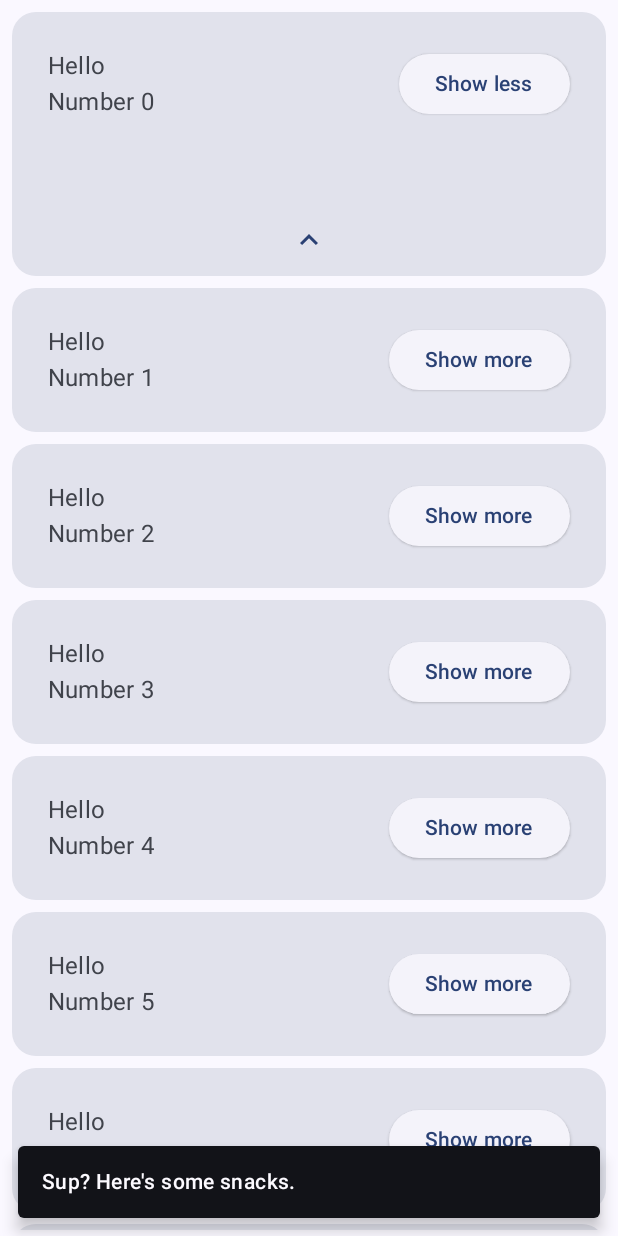
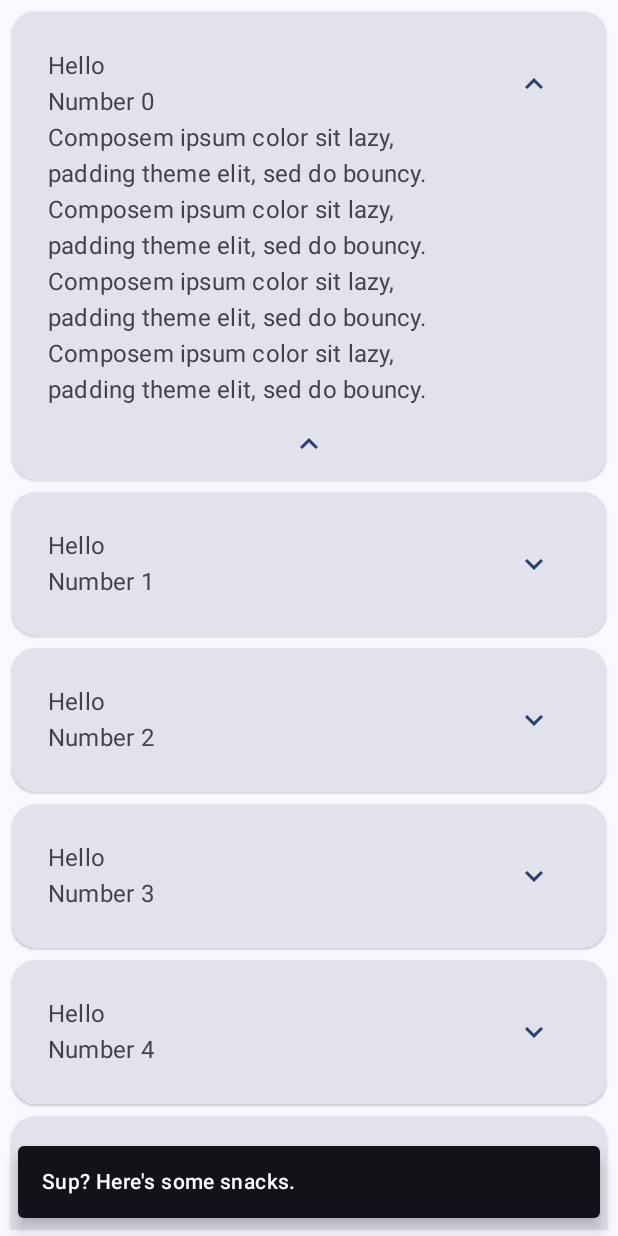
Before and after one commit to stanleyguevara/DustyTools, an Android app built with Jetpack Compose: the composable GreetingsScreen shown on its own in the app's theme, after a tap on "Show more", on a phone screen of 412 x 824 dp. Run offline under Robolectric (Android 15) with nearby library versions, the phone set to English and light mode, and no system bars.

Commit message:
Cards and whatnot

```diff
--- a/app/build.gradle
+++ b/app/build.gradle
@@ -55,9 +55,11 @@ dependencies {
     implementation 'androidx.activity:activity-compose:1.6.1'
     implementation "androidx.compose.ui:ui:$compose_ui_version"
     implementation "androidx.compose.ui:ui-tooling-preview:$compose_ui_version"
+    implementation "androidx.compose.material:material-icons-extended:1.3.1"
     implementation 'androidx.compose.material3:material3:1.0.1'
     implementation "org.jetbrains.kotlinx:kotlinx-coroutines-core:1.6.4"
     implementation "org.jetbrains.kotlinx:kotlinx-coroutines-android:1.6.4"
+    implementation "org.jetbrains.kotlinx:kotlinx-collections-immutable:0.3.5"
     implementation 'com.google.dagger:hilt-android:2.44.2'
     implementation "androidx.navigation:navigation-compose:2.5.3"
     implementation 'com.jakewharton.timber:timber:5.0.1'
--- a/app/src/main/java/com/stanleyguevara/dustytools/compose/Greeting.kt
+++ b/app/src/main/java/com/stanleyguevara/dustytools/compose/Greeting.kt
@@ -1,17 +1,16 @@
 package com.stanleyguevara.dustytools.compose
 
 import android.content.res.Configuration.UI_MODE_NIGHT_YES
-import androidx.compose.animation.AnimatedVisibility
-import androidx.compose.animation.ExperimentalAnimationApi
+import androidx.compose.animation.*
 import androidx.compose.animation.core.Spring
-import androidx.compose.animation.core.animateDpAsState
 import androidx.compose.animation.core.spring
 import androidx.compose.animation.core.tween
-import androidx.compose.animation.scaleIn
-import androidx.compose.animation.scaleOut
 import androidx.compose.foundation.layout.*
 import androidx.compose.foundation.lazy.LazyColumn
 import androidx.compose.foundation.lazy.items
+import androidx.compose.material.icons.Icons
+import androidx.compose.material.icons.filled.ExpandLess
+import androidx.compose.material.icons.filled.ExpandMore
 import androidx.compose.material3.*
 import androidx.compose.runtime.*
 import androidx.compose.runtime.saveable.rememberSaveable
@@ -78,9 +77,10 @@ fun Greetings(
 
 @Composable
 private fun Greeting(name: String, onClick: () -> Unit) {
-    Surface(
-        color = MaterialTheme.colorScheme.surfaceVariant,
-        shape = MaterialTheme.shapes.medium,
+    ElevatedCard(
+        colors = CardDefaults.cardColors(
+            containerColor = MaterialTheme.colorScheme.surfaceVariant,
+        ),
         modifier = Modifier.padding(vertical = 4.dp, horizontal = 8.dp)
     ) {
 
@@ -96,12 +96,22 @@ private fun Greeting(name: String, onClick: () -> Unit) {
                 Column(Modifier.weight(1.0f)) {
                     Text(text = "Hello")
                     Text(text = name)
+                    if (isExpanded) {
+                        Text(
+                            text = ("Composem ipsum color sit lazy, \n" +
+                                    "padding theme elit, sed do bouncy. \n").repeat(4),
+                        )
+                    }
                 }
-                ElevatedButton(onClick = {
+                IconButton(onClick = {
                     isExpanded = isExpanded.not()
                     onClick.invoke()
                 }) {
-                    Text(text = if (isExpanded) "Show less" else "Show more")
+                    Icon(
+                        imageVector = if (isExpanded) Icons.Filled.ExpandLess else Icons.Filled.ExpandMore,
+                        contentDescription = if (isExpanded) "Show less" else "Show more",
+                        tint = MaterialTheme.colorScheme.primary,
+                    )
                 }
             }
         }
@@ -115,24 +125,21 @@ private fun Collapser(
     onClick: () -> Unit,
     content: @Composable BoxScope.() -> Unit,
 ) {
-
-    val extraPadding by animateDpAsState(
-        targetValue = if (isExpanded) 128.dp else 0.dp,
-        animationSpec = spring(
-            dampingRatio = Spring.DampingRatioNoBouncy,
-            stiffness = Spring.StiffnessMedium,
-        )
-    )
-
     Box(
         contentAlignment = Alignment.TopCenter,
+        modifier = Modifier.animateContentSize(
+            animationSpec = spring(
+                dampingRatio = Spring.DampingRatioLowBouncy,
+                stiffness = Spring.StiffnessMedium,
+            )
+        )
     ) {
         content.invoke(this)
         AnimatedVisibility(
+            modifier = Modifier.align(Alignment.BottomCenter),
             visible = isExpanded,
             enter = scaleIn(animationSpec = tween(durationMillis = 100, delayMillis = 200)),
             exit = scaleOut(animationSpec = tween(durationMillis = 100, delayMillis = 0)),
-            modifier = Modifier.padding(top = extraPadding)
         ) {
             IconButton(onClick = {
                 onClick.invoke()
```
